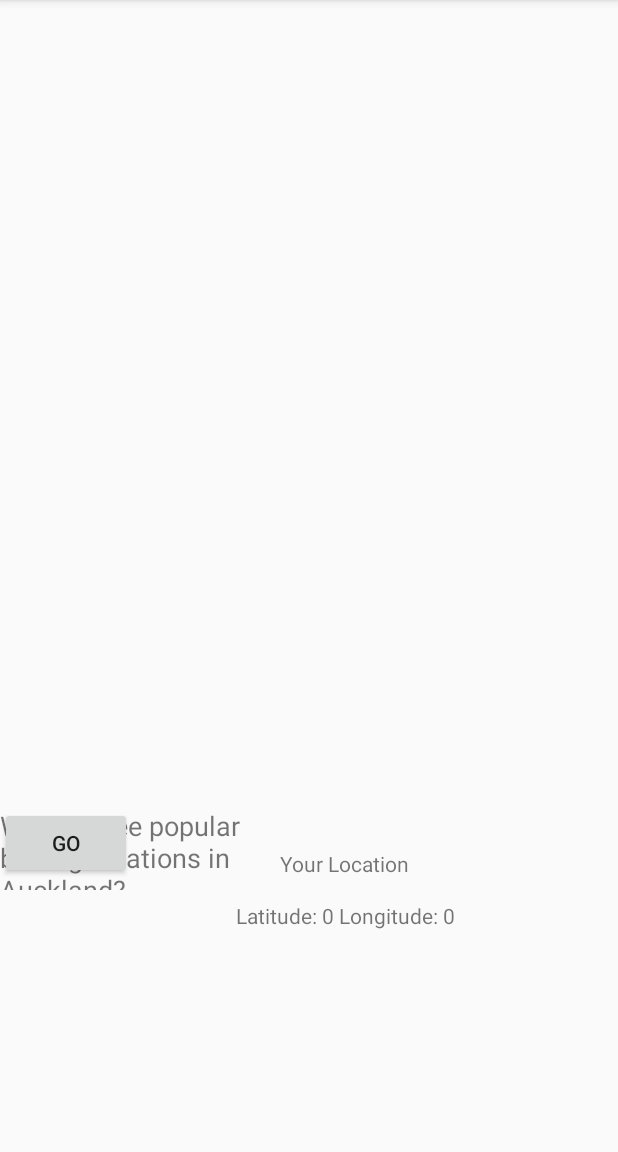
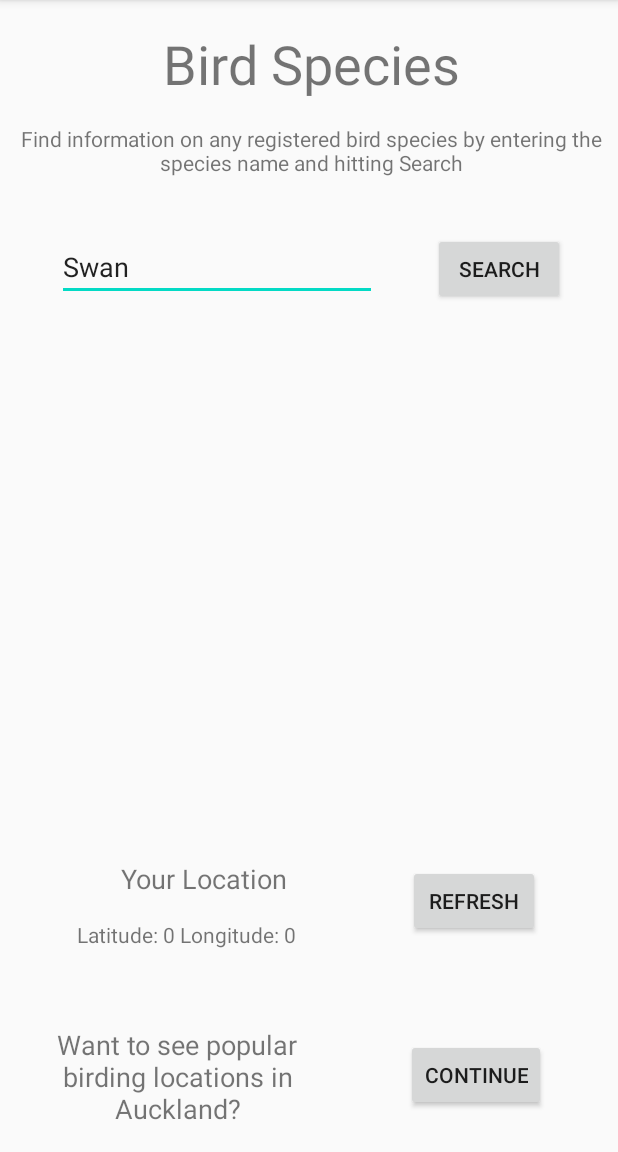
Before and after one commit to AthenaG536/Birds-Eye-View, an Android app: the Birding screen opened directly, with no data from a screen before it, on a phone screen of 412 x 824 dp, the part 84-1236 px from its top. Run offline under Robolectric (Android 15) with nearby library versions, the phone set to English and light mode, and no system bars.

Commit message:
LongLat working
Fixed up GUI and got LongLat working and displaying correctly.

```diff
--- a/app/build.gradle
+++ b/app/build.gradle
@@ -29,7 +29,7 @@ dependencies {
     implementation 'androidx.appcompat:appcompat:1.1.0'
     implementation 'androidx.constraintlayout:constraintlayout:1.1.3'
     implementation 'com.google.android.gms:play-services-maps:17.0.0'
-    implementation('com.google.android.gms:play-services-location:9.4.0')
+    implementation "com.google.android.gms:play-services-location:15.0.1"
     testImplementation 'junit:junit:4.12'
     androidTestImplementation 'androidx.test.ext:junit:1.1.1'
     androidTestImplementation 'androidx.test.espresso:espresso-core:3.2.0'
--- a/app/src/main/java/com/example/birdseyeview/Birding.java
+++ b/app/src/main/java/com/example/birdseyeview/Birding.java
@@ -1,14 +1,114 @@
 package com.example.birdseyeview;
 
+import androidx.annotation.NonNull;
 import androidx.appcompat.app.AppCompatActivity;
+import androidx.constraintlayout.widget.ConstraintLayout;
 
+import android.app.PendingIntent;
+import android.content.Intent;
+import android.location.Location;
 import android.os.Bundle;
+import android.os.Looper;
+import android.util.Log;
+import android.view.View;
+import android.widget.Button;
+import android.widget.EditText;
+import android.widget.TextView;
+
+import com.google.android.gms.common.api.GoogleApiClient;
+import com.google.android.gms.common.api.PendingResult;
+import com.google.android.gms.common.api.Status;
+import com.google.android.gms.location.FusedLocationProviderApi;
+import com.google.android.gms.location.FusedLocationProviderClient;
+import com.google.android.gms.location.LocationAvailability;
+import com.google.android.gms.location.LocationCallback;
+import com.google.android.gms.location.LocationListener;
+import com.google.android.gms.location.LocationRequest;
+import com.google.android.gms.location.LocationServices;
+import com.google.android.gms.tasks.OnCompleteListener;
+import com.google.android.gms.tasks.OnFailureListener;
+import com.google.android.gms.tasks.OnSuccessListener;
+import com.google.android.gms.tasks.Task;
 
 public class Birding extends AppCompatActivity {
+    Button btnContinue, btnSearch, btnRefresh;
+    TextView txtVwDetails, txtVwLatLong;
+    EditText edtTxtSpecies;
+    ConstraintLayout conLayoutTop, conLayoutBottom, conLayout;
+
 
     @Override
     protected void onCreate(Bundle savedInstanceState) {
         super.onCreate(savedInstanceState);
-        setContentView(R.layout.activity_birding);
+        setContentView(R.layout.activity_birds);
+        //setContentView(R.layout.activity_birds);
+        conLayoutTop =findViewById(R.id.consLayoutTop);
+        conLayoutBottom = findViewById(R.id.conLayoutBottom);
+        conLayout = findViewById(R.id.constraintLayout);
+
+        txtVwDetails = findViewById(R.id.txtVwDetails);
+        txtVwLatLong = findViewById(R.id.txtVwLatLong);
+
+        btnContinue = findViewById(R.id.btnContinue);
+        btnSearch = findViewById(R.id.btnSearch);
+        btnRefresh = findViewById(R.id.btnRefresh);
+        try{
+            btnContinue.setOnClickListener(new View.OnClickListener() {
+                @Override
+                public void onClick(View v) {
+                    startActivity(new Intent(Birding.this, MapsActivity.class));
+
+                }
+            });
+            btnRefresh.setOnClickListener(new View.OnClickListener() {
+                @Override
+                public void onClick(View v) {
+                    Birding.this.getLastLocation();
+
+                }
+            });
+
+            btnSearch.setOnClickListener(new View.OnClickListener() {
+                @Override
+                public void onClick(View v) {
+
+                }
+            });
+        }catch(NullPointerException e){
+            Log.println(Log.ERROR,"btnListeners","Null Pointer");
+        }
+
+
+
     }
+    public void getLastLocation() {
+        // Get last known recent location using new Google Play Services SDK (v11+)
+        FusedLocationProviderClient locationClient = LocationServices.getFusedLocationProviderClient(this);
+
+        locationClient.getLastLocation().addOnSuccessListener(new OnSuccessListener<Location>() {
+            @Override
+            public void onSuccess(Location location) {
+                // GPS location can be null if GPS is switched off
+                if (location != null) {
+                    location.getLatitude();
+                    String tempLongLat = "Longitude: ";
+                    tempLongLat += (location.getLongitude());
+                    tempLongLat += "Latitude:";
+                    tempLongLat += ((location.getLatitude()));
+                    txtVwLatLong.setText(tempLongLat);
+
+                    System.err.println(tempLongLat);
+                }
+            }
+        });
+        locationClient.getLastLocation().addOnFailureListener(new OnFailureListener() {
+            @Override
+            public void onFailure(@NonNull Exception e) {
+                Log.d("MapDemoActivity", "Error trying to get last GPS location");
+                e.printStackTrace();
+                txtVwLatLong.setText(e.getMessage().toString());
+            }
+        });
+    }
+
 }
--- a/app/src/main/java/com/example/birdseyeview/MainActivity.java
+++ b/app/src/main/java/com/example/birdseyeview/MainActivity.java
@@ -27,7 +27,7 @@ public class MainActivity extends AppCompatActivity {
         btnGo.setOnClickListener(new View.OnClickListener() {
             @Override
             public void onClick(View v) {
-                startActivity(new Intent(MainActivity.this, MapsActivity.class));
+                startActivity(new Intent(MainActivity.this, Birding.class));
 
             }
         });
--- a/app/src/main/res/layout/activity_birding.xml
+++ /dev/null
@@ -1,80 +0,0 @@
-<?xml version="1.0" encoding="utf-8"?>
-<androidx.constraintlayout.widget.ConstraintLayout xmlns:android="http://schemas.android.com/apk/res/android"
-    xmlns:app="http://schemas.android.com/apk/res-auto"
-    xmlns:tools="http://schemas.android.com/tools"
-    android:layout_width="match_parent"
-    android:layout_height="match_parent"
-    tools:context=".Birding">
-
-    <androidx.constraintlayout.widget.ConstraintLayout
-        android:id="@+id/consLayoutTop"
-        android:layout_width="427dp"
-        android:layout_height="538dp"
-        android:layout_marginStart="1dp"
-        android:layout_marginLeft="1dp"
-        android:layout_marginTop="1dp"
-        android:layout_marginEnd="1dp"
-        android:layout_marginRight="1dp"
-        app:layout_constraintEnd_toEndOf="parent"
-        app:layout_constraintStart_toStartOf="parent"
-        app:layout_constraintTop_toTopOf="parent">
-
-    </androidx.constraintlayout.widget.ConstraintLayout>
-
-    <androidx.constraintlayout.widget.ConstraintLayout
-        android:id="@+id/conLayoutBottom"
-        android:layout_width="460dp"
-        android:layout_height="288dp"
-        android:layout_marginStart="1dp"
-        android:layout_marginLeft="1dp"
-        android:layout_marginTop="1dp"
-        android:layout_marginEnd="1dp"
-        android:layout_marginRight="1dp"
-        android:layout_marginBottom="1dp"
-        app:layout_constraintBottom_toBottomOf="parent"
-        app:layout_constraintEnd_toEndOf="parent"
-        app:layout_constraintHorizontal_bias="0.04"
-        app:layout_constraintStart_toStartOf="parent"
-        app:layout_constraintTop_toBottomOf="@+id/consLayoutTop"
-        app:layout_constraintVertical_bias="0.053">
-
-        <TextView
-            android:id="@+id/txtVwYourLocation"
-            android:layout_width="wrap_content"
-            android:layout_height="wrap_content"
-            android:layout_marginTop="28dp"
-            android:text="Your Location"
-            app:layout_constraintEnd_toEndOf="parent"
-            app:layout_constraintHorizontal_bias="0.5"
-            app:layout_constraintStart_toStartOf="parent"
-            app:layout_constraintTop_toTopOf="parent" />
-
-        <TextView
-            android:id="@+id/txtVwLatLong"
-            android:layout_width="wrap_content"
-            android:layout_height="wrap_content"
-            android:layout_marginTop="15dp"
-            android:text="Latitude: 0 Longitude: 0"
-            app:layout_constraintEnd_toEndOf="parent"
-            app:layout_constraintHorizontal_bias="0.5"
-            app:layout_constraintStart_toStartOf="parent"
-            app:layout_constraintTop_toBottomOf="@+id/txtVwYourLocation" />
-
-        <Button
-            android:id="@+id/btnContinue"
-            android:layout_width="wrap_content"
-            android:layout_height="wrap_content"
-            android:text="GO"
-            tools:layout_editor_absoluteX="264dp"
-            tools:layout_editor_absoluteY="120dp" />
-
-        <TextView
-            android:id="@+id/txtViewBirdingLocations"
-            android:layout_width="207dp"
-            android:layout_height="55dp"
-            android:text="Want to see popular birding locations in Auckland?"
-            android:textSize="18sp"
-            tools:layout_editor_absoluteX="57dp"
-            tools:layout_editor_absoluteY="117dp" />
-    </androidx.constraintlayout.widget.ConstraintLayout>
-</androidx.constraintlayout.widget.ConstraintLayout>
--- /dev/null
+++ b/app/src/main/res/layout/activity_birds.xml
@@ -0,0 +1,163 @@
+<?xml version="1.0" encoding="utf-8"?>
+<androidx.constraintlayout.widget.ConstraintLayout xmlns:android="http://schemas.android.com/apk/res/android"
+    xmlns:app="http://schemas.android.com/apk/res-auto"
+    xmlns:tools="http://schemas.android.com/tools"
+    android:id="@+id/constraintLayout"
+    android:layout_width="match_parent"
+    android:layout_height="match_parent">
+
+    <androidx.constraintlayout.widget.ConstraintLayout
+        android:id="@+id/consLayoutTop"
+        android:layout_width="412dp"
+        android:layout_height="501dp"
+        android:layout_marginStart="1dp"
+        android:layout_marginLeft="1dp"
+        android:layout_marginEnd="1dp"
+        android:layout_marginRight="1dp"
+        app:layout_constraintEnd_toEndOf="parent"
+        app:layout_constraintHorizontal_bias="0.0"
+        app:layout_constraintStart_toStartOf="parent"
+        app:layout_constraintTop_toTopOf="parent">
+
+        <TextView
+            android:id="@+id/txtVwBirdSpecies"
+            android:layout_width="wrap_content"
+            android:layout_height="wrap_content"
+            android:layout_marginTop="18dp"
+            android:text="Bird Species"
+            android:textSize="36sp"
+            app:layout_constraintEnd_toEndOf="parent"
+            app:layout_constraintHorizontal_bias="0.5"
+            app:layout_constraintStart_toStartOf="parent"
+            app:layout_constraintTop_toTopOf="parent" />
+
+        <EditText
+            android:id="@+id/edtTxtSpecies"
+            android:layout_width="wrap_content"
+            android:layout_height="wrap_content"
+            android:layout_marginTop="37dp"
+            android:ems="10"
+            android:inputType="textPersonName"
+            android:text="Swan"
+            app:layout_constraintEnd_toStartOf="@+id/btnSearch"
+            app:layout_constraintHorizontal_bias="0.5"
+            app:layout_constraintStart_toStartOf="parent"
+            app:layout_constraintTop_toBottomOf="@+id/txtVwInfoMessage" />
+
+        <Button
+            android:id="@+id/btnSearch"
+            android:layout_width="wrap_content"
+            android:layout_height="wrap_content"
+            android:layout_marginTop="37dp"
+            android:text="Search"
+            app:layout_constraintEnd_toEndOf="parent"
+            app:layout_constraintHorizontal_bias="0.5"
+            app:layout_constraintStart_toEndOf="@+id/edtTxtSpecies"
+            app:layout_constraintTop_toBottomOf="@+id/txtVwInfoMessage" />
+
+        <TextView
+            android:id="@+id/txtVwInfoMessage"
+            android:layout_width="wrap_content"
+            android:layout_height="wrap_content"
+            android:layout_marginTop="16dp"
+            android:gravity="center"
+            android:text="Find information on any registered bird species by entering the species name and hitting Search"
+            app:layout_constraintEnd_toEndOf="parent"
+            app:layout_constraintHorizontal_bias="0.5"
+            app:layout_constraintStart_toStartOf="parent"
+            app:layout_constraintTop_toBottomOf="@+id/txtVwBirdSpecies" />
+
+        <TextView
+            android:id="@+id/txtVwDetails"
+            android:layout_width="409dp"
+            android:layout_height="305dp"
+            app:layout_constraintEnd_toEndOf="parent"
+            app:layout_constraintStart_toStartOf="parent"
+            app:layout_constraintTop_toBottomOf="@+id/edtTxtSpecies" />
+    </androidx.constraintlayout.widget.ConstraintLayout>
+
+    <androidx.constraintlayout.widget.ConstraintLayout
+        android:id="@+id/conLayoutBottom"
+        android:layout_width="411dp"
+        android:layout_height="221dp"
+        android:layout_marginStart="1dp"
+        android:layout_marginLeft="1dp"
+        android:layout_marginTop="1dp"
+        android:layout_marginEnd="1dp"
+        android:layout_marginRight="1dp"
+        android:layout_marginBottom="1dp"
+        app:layout_constraintBottom_toBottomOf="parent"
+        app:layout_constraintEnd_toEndOf="parent"
+        app:layout_constraintHorizontal_bias="1.0"
+        app:layout_constraintStart_toStartOf="parent"
+        app:layout_constraintTop_toBottomOf="@+id/consLayoutTop"
+        app:layout_constraintVertical_bias="1.0">
+
+        <TextView
+            android:id="@+id/txtVwYourLocation"
+            android:layout_width="wrap_content"
+            android:layout_height="wrap_content"
+            android:layout_marginTop="28dp"
+            android:text="Your Location"
+            android:textSize="18sp"
+            app:layout_constraintEnd_toEndOf="parent"
+            app:layout_constraintEnd_toStartOf="@+id/btnRefresh"
+            app:layout_constraintHorizontal_bias="0.5"
+            app:layout_constraintStart_toStartOf="parent"
+            app:layout_constraintTop_toTopOf="parent" />
+
+        <TextView
+            android:id="@+id/txtVwLatLong"
+            android:layout_width="wrap_content"
+            android:layout_height="wrap_content"
+            android:layout_marginTop="15dp"
+            android:text="Latitude: 0 Longitude: 0"
+            app:layout_constraintEnd_toEndOf="parent"
+            app:layout_constraintEnd_toStartOf="@+id/btnRefresh"
+            app:layout_constraintHorizontal_bias="0.5"
+            app:layout_constraintStart_toStartOf="parent"
+            app:layout_constraintTop_toBottomOf="@+id/txtVwYourLocation" />
+
+        <Button
+            android:id="@+id/btnContinue"
+            android:layout_width="wrap_content"
+            android:layout_height="wrap_content"
+            android:layout_marginStart="35dp"
+            android:layout_marginLeft="35dp"
+            android:layout_marginTop="60dp"
+            android:layout_marginEnd="32dp"
+            android:layout_marginRight="32dp"
+            android:text="Continue"
+            app:layout_constraintEnd_toEndOf="parent"
+            app:layout_constraintHorizontal_bias="0.5"
+            app:layout_constraintStart_toEndOf="@+id/txtViewBirdingLocations"
+            app:layout_constraintTop_toBottomOf="@+id/txtVwLatLong" />
+
+        <TextView
+            android:id="@+id/txtViewBirdingLocations"
+            android:layout_width="205dp"
+            android:layout_height="80dp"
+            android:layout_marginTop="45dp"
+            android:gravity="center"
+            android:text="Want to see popular birding locations in Auckland?"
+            android:textSize="18sp"
+            app:layout_constraintEnd_toStartOf="@+id/btnContinue"
+            app:layout_constraintHorizontal_bias="0.5"
+            app:layout_constraintStart_toStartOf="parent"
+            app:layout_constraintTop_toBottomOf="@+id/txtVwLatLong" />
+
+        <Button
+            android:id="@+id/btnRefresh"
+            android:layout_width="wrap_content"
+            android:layout_height="wrap_content"
+            android:layout_marginStart="24dp"
+            android:layout_marginLeft="24dp"
+            android:layout_marginTop="31dp"
+            android:text="Refresh"
+            app:layout_constraintEnd_toEndOf="parent"
+            app:layout_constraintHorizontal_bias="0.5"
+            app:layout_constraintStart_toEndOf="@+id/txtVwLatLong"
+            app:layout_constraintTop_toTopOf="parent" />
+    </androidx.constraintlayout.widget.ConstraintLayout>
+
+</androidx.constraintlayout.widget.ConstraintLayout>
```
